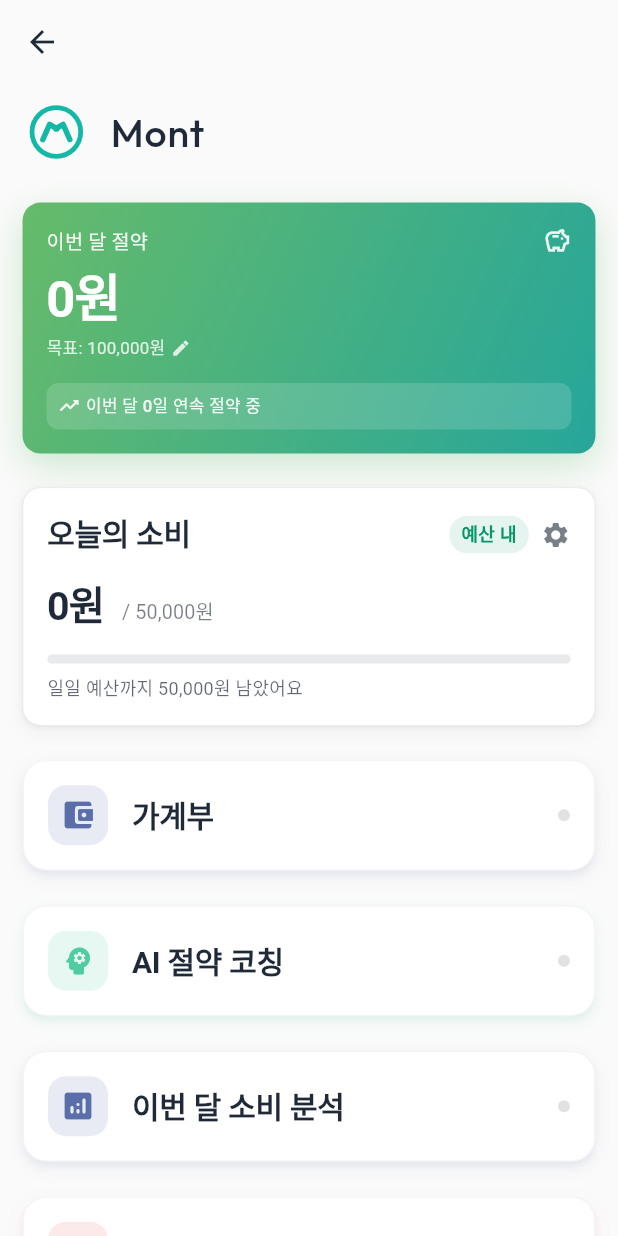
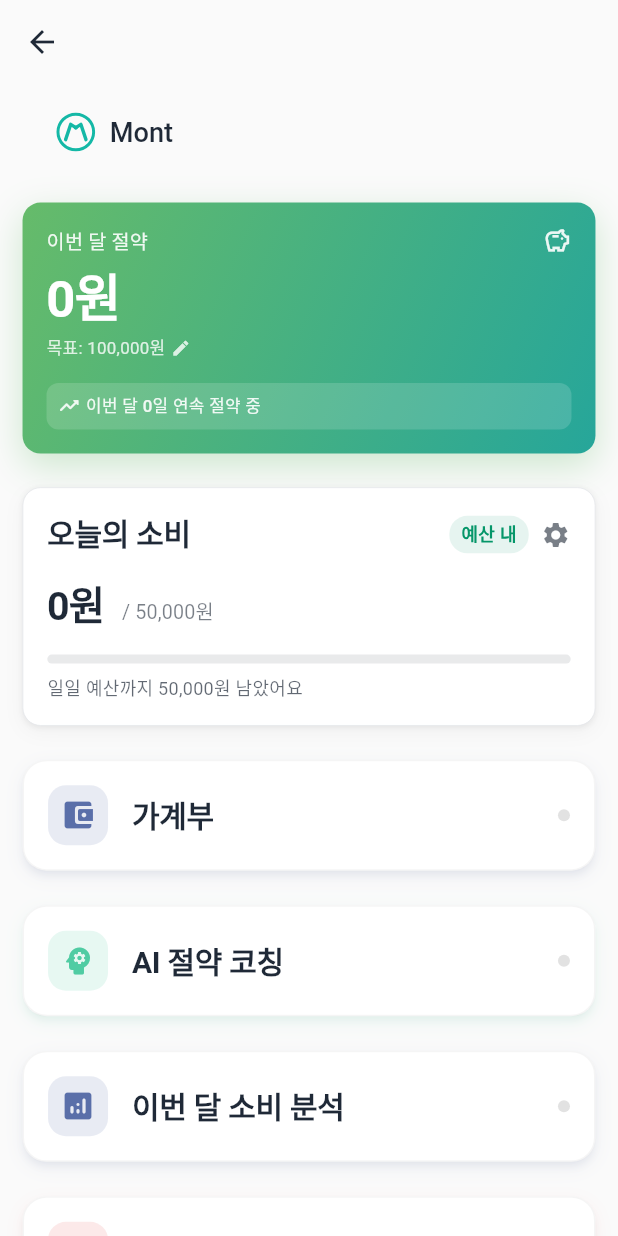
Before and after one commit to dlworua/money_app, a Flutter app: the HomeView screen opened directly, after a tap on "가계부", on a phone screen of 412 x 824 dp. Run offline on Flutter 3.47's test engine with Material 3 defaults, Android fonts, the phone set to English and light mode, and no system bars; our stand-ins replace auto_size_text, flutter_riverpod, flutter_svg, google_mobile_ads, google_sign_in, in_app_purchase and 3 more; accounts and stored records are empty; network calls fail; Roboto replaces fonts that are missing (SF Pro Display).

Commit message:
feat: SVG 로고로 완전 전환 (코드 제거, 이미지 사용)
- mont_logo_final.svg (라이트모드) 생성
- mont_logo_final_dark.svg (다크모드) 생성
- HomeView에서 SVG 로고 사용 (flutter_svg)
- mont_logo_new.dart 삭제 (CustomPaint 코드 제거)
- google_fonts 패키지 제거 (더 이상 불필요)
- font-weight: 550으로 약간 더 굵고 부드러운 느낌
- 깔끔한 이미지 기반 브랜딩 완성

```diff
--- a/lib/presentation/views/home_view.dart
+++ b/lib/presentation/views/home_view.dart
@@ -2,6 +2,7 @@ import 'package:flutter/material.dart';
 import 'package:flutter_riverpod/flutter_riverpod.dart';
 import 'package:google_mobile_ads/google_mobile_ads.dart';
 import 'package:money_app/presentation/dialogs/premium_dialog.dart';
+import 'package:flutter_svg/flutter_svg.dart';
 
 import '../../core/theme/app_theme.dart';
 import '../../core/utils/number_formatter.dart';
@@ -14,7 +15,6 @@ import '../viewmodels/home_viewmodel.dart';
 import '../widgets/premium_card.dart';
 import '../widgets/premium_buttons.dart';
 import '../widgets/animated_expansion_card.dart';
-import '../widgets/mont_logo_new.dart';
 import '../dialogs/add_transaction_dialog.dart';
 import 'ai_coaching_page.dart';
 import 'account_book_view.dart';
@@ -159,10 +159,12 @@ class _HomeViewState extends ConsumerState<HomeView> {
           ),
           child: Row(
             children: [
-              // 몬트 로고 (산 + 동전 + Mont 텍스트)
-              MontLogoMountain(
-                size: ResponsiveUtils.getResponsiveIconSize(context, 48),
-                showText: true,
+              // 몬트 로고 (SVG)
+              SvgPicture.asset(
+                Theme.of(context).brightness == Brightness.dark
+                    ? 'assets/images/mont_logo_final_dark.svg'
+                    : 'assets/images/mont_logo_final.svg',
+                height: ResponsiveUtils.getResponsiveIconSize(context, 48),
               ),
               const Spacer(),
               if (user.isPremium)
--- a/lib/presentation/widgets/mont_logo_new.dart
+++ /dev/null
@@ -1,218 +0,0 @@
-import 'package:flutter/material.dart';
-import 'package:google_fonts/google_fonts.dart';
-
-/// 몬트(Mont) 로고 - 완전 새 디자인
-/// AI 절약 코칭 앱의 정체성을 표현
-class MontLogo extends StatelessWidget {
-  final double size;
-
-  const MontLogo({
-    super.key,
-    this.size = 44,
-  });
-
-  @override
-  Widget build(BuildContext context) {
-    return CustomPaint(
-      size: Size(size, size),
-      painter: _MontLogoPainter(),
-    );
-  }
-}
-
-/// 몬트 로고 페인터 - 동전 + AI 업그레이드 화살표
-class _MontLogoPainter extends CustomPainter {
-  @override
-  void paint(Canvas canvas, Size size) {
-    final teal = const Color(0xFF14B8A6);
-    final center = Offset(size.width / 2, size.height / 2);
-
-    // 1. 동전 외곽선 (절약의 상징)
-    final coinPaint = Paint()
-      ..color = teal
-      ..style = PaintingStyle.stroke
-      ..strokeWidth = size.width * 0.08;
-
-    canvas.drawCircle(center, size.width * 0.35, coinPaint);
-
-    // 2. M 글자 (Mont)
-    final textPainter = TextPainter(
-      text: TextSpan(
-        text: 'M',
-        style: TextStyle(
-          fontSize: size.width * 0.45,
-          fontWeight: FontWeight.w900,
-          color: teal,
-          height: 1.0,
-        ),
-      ),
-      textDirection: TextDirection.ltr,
-    );
-    textPainter.layout();
-    textPainter.paint(
-      canvas,
-      Offset(
-        center.dx - textPainter.width / 2,
-        center.dy - textPainter.height / 2,
-      ),
-    );
-
-    // 3. 상승 화살표 (AI가 도와주는 성장)
-    final arrowPaint = Paint()
-      ..color = teal
-      ..style = PaintingStyle.fill;
-
-    final arrowPath = Path();
-    final arrowSize = size.width * 0.12;
-    final arrowX = size.width * 0.75;
-    final arrowY = size.height * 0.25;
-
-    // 화살표 머리
-    arrowPath.moveTo(arrowX, arrowY);
-    arrowPath.lineTo(arrowX - arrowSize * 0.5, arrowY + arrowSize * 0.6);
-    arrowPath.lineTo(arrowX + arrowSize * 0.5, arrowY + arrowSize * 0.6);
-    arrowPath.close();
-
-    canvas.drawPath(arrowPath, arrowPaint);
-  }
-
-  @override
-  bool shouldRepaint(covariant CustomPainter oldDelegate) => false;
-}
-
-/// 옵션 2: 초미니멀 M 로고
-class MontLogoMinimal extends StatelessWidget {
-  final double size;
-
-  const MontLogoMinimal({
-    super.key,
-    this.size = 44,
-  });
-
-  @override
-  Widget build(BuildContext context) {
-    return Container(
-      width: size,
-      height: size,
-      decoration: BoxDecoration(
-        gradient: const LinearGradient(
-          colors: [Color(0xFF14B8A6), Color(0xFF0D9488)],
-          begin: Alignment.topLeft,
-          end: Alignment.bottomRight,
-        ),
-        borderRadius: BorderRadius.circular(size * 0.22),
-      ),
-      child: Center(
-        child: Text(
-          'M',
-          style: TextStyle(
-            fontSize: size * 0.5,
-            fontWeight: FontWeight.w900,
-            color: Colors.white,
-            height: 0.95,
-          ),
-        ),
-      ),
-    );
-  }
-}
-
-/// 옵션 3: 산 + 동전 조합 (절약으로 목표 달성) + Mont 텍스트
-class MontLogoMountain extends StatelessWidget {
-  final double size;
-  final bool showText;
-
-  const MontLogoMountain({
-    super.key,
-    this.size = 44,
-    this.showText = true,
-  });
-
-  @override
-  Widget build(BuildContext context) {
-    final isDark = Theme.of(context).brightness == Brightness.dark;
-    final textColor = isDark ? Colors.white : const Color(0xFF1F2937);
-
-    if (showText) {
-      return Row(
-        mainAxisSize: MainAxisSize.min,
-        crossAxisAlignment: CrossAxisAlignment.center,
-        children: [
-          CustomPaint(
-            size: Size(size, size),
-            painter: _MountainCoinPainter(),
-          ),
-          SizedBox(width: size * 0.3),
-          Text(
-            'Mont',
-            style: GoogleFonts.outfit(
-              fontSize: size * 0.58,
-              fontWeight: FontWeight.w500,
-              color: textColor,
-              letterSpacing: 0.5,
-              height: 1.0,
-            ),
-          ),
-        ],
-      );
-    }
-
-    return CustomPaint(
-      size: Size(size, size),
-      painter: _MountainCoinPainter(),
-    );
-  }
-}
-
-class _MountainCoinPainter extends CustomPainter {
-  @override
-  void paint(Canvas canvas, Size size) {
-    final teal = const Color(0xFF14B8A6);
-
-    // 동전 외곽
-    final coinPaint = Paint()
-      ..color = teal
-      ..style = PaintingStyle.stroke
-      ..strokeWidth = size.width * 0.07;
-
-    canvas.drawCircle(
-      Offset(size.width / 2, size.height / 2),
-      size.width * 0.36,
-      coinPaint,
-    );
-
-    // 산 모양 (M자 형태)
-    final mountainPaint = Paint()
-      ..color = teal
-      ..style = PaintingStyle.stroke
-      ..strokeWidth = size.width * 0.08
-      ..strokeCap = StrokeCap.round
-      ..strokeJoin = StrokeJoin.round;
-
-    final path = Path();
-    final baseY = size.height * 0.65;
-    final peakY = size.height * 0.35;
-
-    path.moveTo(size.width * 0.3, baseY);
-    path.lineTo(size.width * 0.4, peakY);
-    path.lineTo(size.width * 0.5, peakY + size.height * 0.08);
-    path.lineTo(size.width * 0.6, peakY);
-    path.lineTo(size.width * 0.7, baseY);
-
-    canvas.drawPath(path, mountainPaint);
-
-    // 정상에 점 (목표 지점)
-    final dotPaint = Paint()
-      ..color = teal
-      ..style = PaintingStyle.fill;
-
-    canvas.drawCircle(
-      Offset(size.width * 0.5, peakY + size.height * 0.08),
-      size.width * 0.05,
-      dotPaint,
-    );
-  }
-
-  @override
-  bool shouldRepaint(covariant CustomPainter oldDelegate) => false;
-}
```
Also changed, not shown: pubspec.yaml (+6 -6 lines), assets/images/mont_logo_final.svg (added), assets/images/mont_logo_final_dark.svg (added), pubspec.lock.
